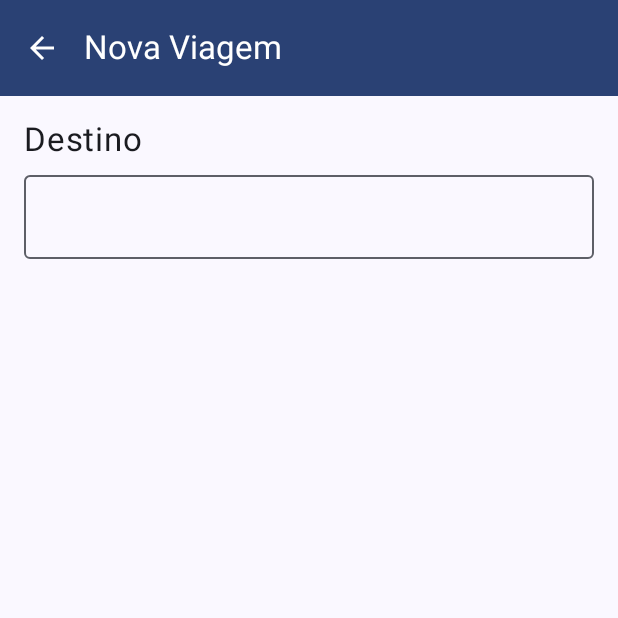
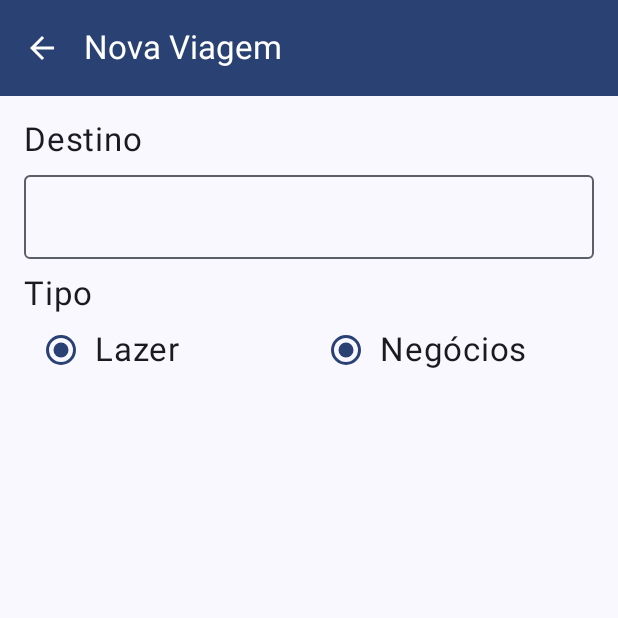
Before and after one commit to ArthurKJun/TelaAppNovaViagem, an Android app built with Jetpack Compose: the screen it shows after launch (MainActivity), on a phone screen of 412 x 824 dp, the top half of it. Run offline under Robolectric (Android 15) with nearby library versions, the phone set to English and light mode, and no system bars.

Commit message:
Radio butons e text fields

```diff
--- a/app/src/main/java/com/senac/teladenovaviagem/MainActivity.kt
+++ b/app/src/main/java/com/senac/teladenovaviagem/MainActivity.kt
@@ -10,14 +10,14 @@ import androidx.compose.foundation.layout.padding
 import androidx.compose.material3.ExperimentalMaterial3Api
 import androidx.compose.material3.MaterialTheme
 import androidx.compose.material3.OutlinedTextField
+import androidx.compose.material3.RadioButton
 import androidx.compose.material3.Scaffold
 import androidx.compose.material3.Surface
 import androidx.compose.material3.Text
-import androidx.compose.material3.rememberTopAppBarState
 import androidx.compose.runtime.Composable
 import androidx.compose.ui.Alignment
 import androidx.compose.ui.Modifier
-import androidx.compose.ui.tooling.preview.Preview
+import androidx.compose.ui.text.style.TextAlign
 import androidx.compose.ui.unit.dp
 import androidx.compose.ui.unit.sp
 import com.senac.teladenovaviagem.components.MyTopBar
@@ -73,6 +73,53 @@ fun Myapp(){
                         .padding(top = 10.dp)
                 )
             }
+
+            Row {
+                Text(
+                    text = "Tipo",
+                    fontSize = 22.sp,
+                    modifier = Modifier
+                        .weight(1f)
+                        .padding(top = 10.dp)
+                )
+            }
+
+            Row (
+                verticalAlignment = Alignment.CenterVertically
+            ){
+
+                RadioButton(
+                    selected = true,
+                    onClick = {},
+                    modifier = Modifier
+                        .weight(0.5f)
+                )
+
+                Text(
+                    text = "Lazer",
+                    fontSize = 22.sp,
+                    textAlign = TextAlign.Left,
+                    modifier = Modifier
+                        .weight(1.5f)
+                )
+
+                RadioButton(
+                    selected = true,
+                    onClick = {},
+                    modifier = Modifier
+                        .weight(0.5f)
+                )
+
+                Text(
+                    text = "Negócios",
+                    fontSize = 22.sp,
+                    textAlign = TextAlign.Left,
+                    modifier = Modifier
+                        .weight(1.5f)
+
+                )
+            }
+
         }
 
     }
```
